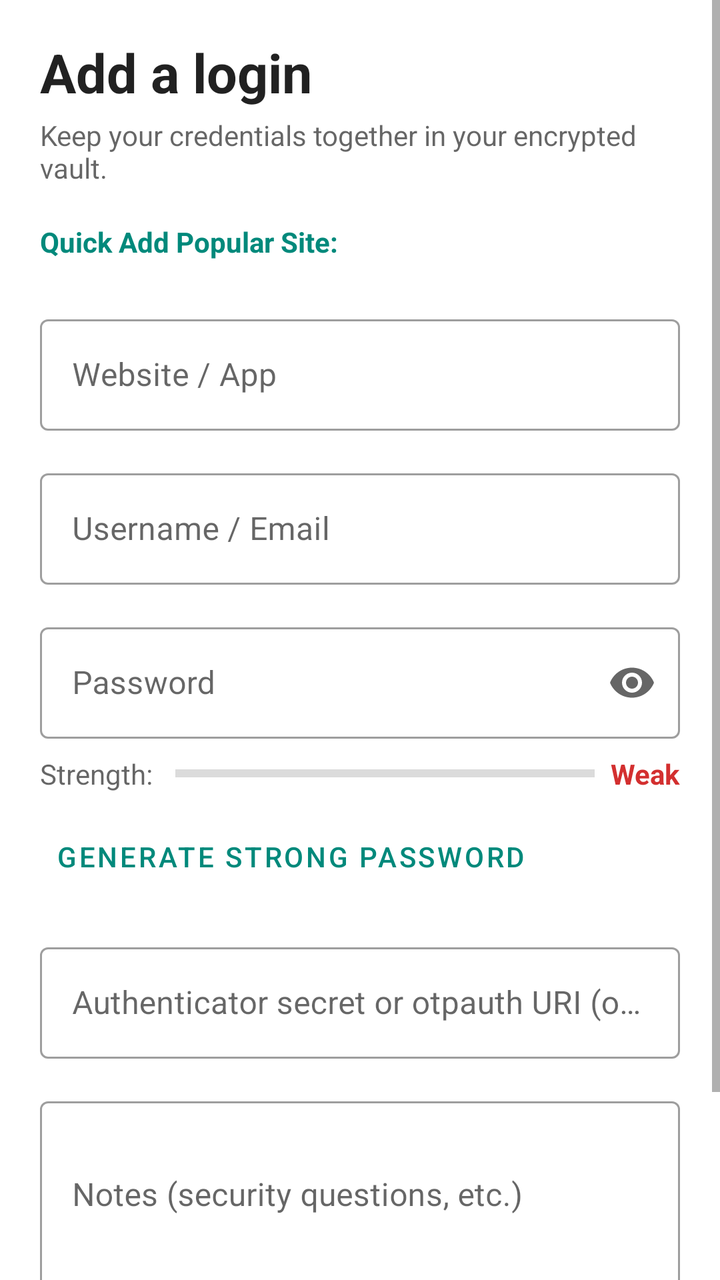
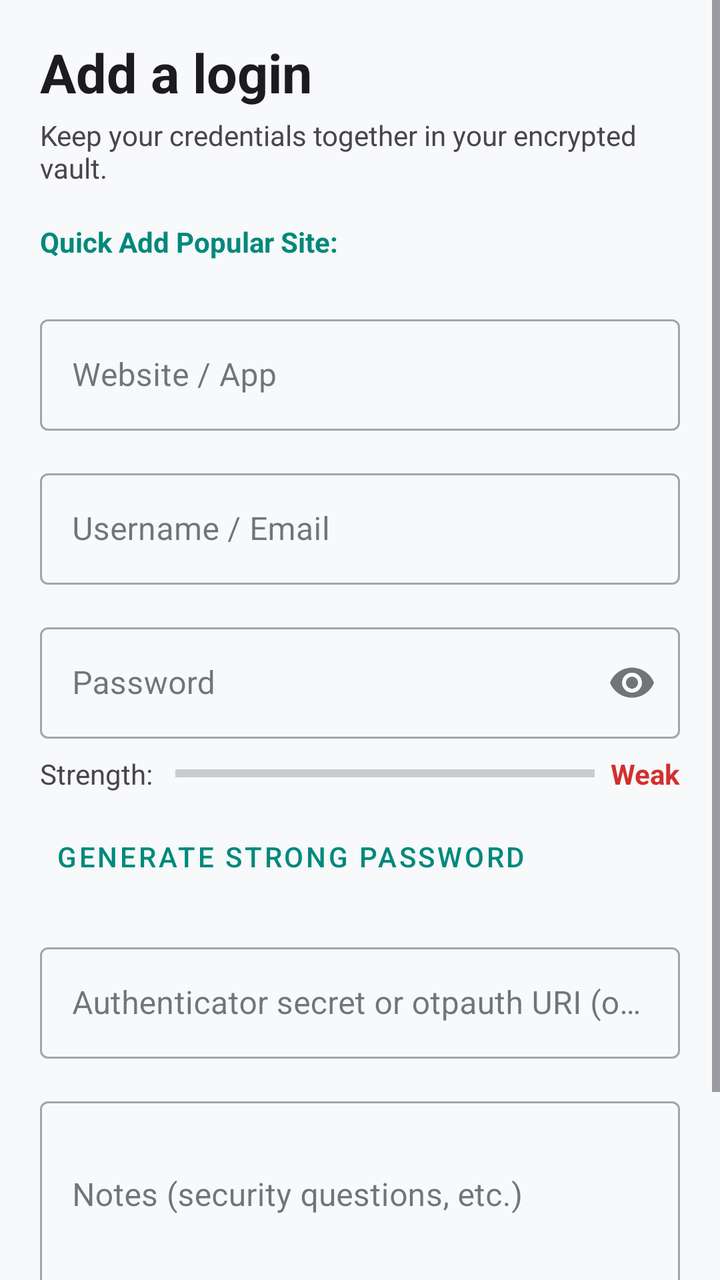

An Android layout rendered at two revisions. The XML below is the earlier revision; the diff shows what the commit changed to produce the second picture.
<!-- AndroidManifest.xml: application theme Theme.SecurePass -->
<!-- res/layout/activity_add_edit.xml -->
<?xml version="1.0" encoding="utf-8"?>
<ScrollView xmlns:android="http://schemas.android.com/apk/res/android"
    xmlns:app="http://schemas.android.com/apk/res-auto"
    android:layout_width="match_parent"
    android:layout_height="match_parent"
    android:fillViewport="true"
    android:fitsSystemWindows="true">

    <LinearLayout
        android:layout_width="match_parent"
        android:layout_height="wrap_content"
        android:orientation="vertical"
        android:paddingStart="20dp"
        android:paddingTop="18dp"
        android:paddingEnd="20dp"
        android:paddingBottom="24dp">

        <TextView
            android:id="@+id/tvFormTitle"
            android:layout_width="match_parent"
            android:layout_height="wrap_content"
            android:text="Add a login"
            android:textColor="?android:attr/textColorPrimary"
            android:textSize="27sp"
            android:textStyle="bold" />

        <TextView
            android:id="@+id/tvFormSubtitle"
            android:layout_width="match_parent"
            android:layout_height="wrap_content"
            android:layout_marginTop="4dp"
            android:layout_marginBottom="18dp"
            android:text="Keep your credentials together in your encrypted vault."
            android:textColor="?android:attr/textColorSecondary"
            android:textSize="14sp" />

        
        <TextView
            android:layout_width="wrap_content"
            android:layout_height="wrap_content"
            android:text="Quick Add Popular Site:"
            android:textSize="14sp"
            android:textStyle="bold"
            android:textColor="?attr/colorPrimary"
            android:layout_marginBottom="8dp"/>

        <HorizontalScrollView
            android:layout_width="match_parent"
            android:layout_height="wrap_content"
            android:scrollbars="none"
            android:layout_marginBottom="16dp">

            <com.google.android.material.chip.ChipGroup
                android:id="@+id/chipGroupPresets"
                android:layout_width="wrap_content"
                android:layout_height="wrap_content"
                app:singleLine="true">
            </com.google.android.material.chip.ChipGroup>
        </HorizontalScrollView>

        <com.google.android.material.textfield.TextInputLayout
            android:layout_width="match_parent"
            android:layout_height="wrap_content"
            android:hint="Website / App"
            style="@style/Widget.MaterialComponents.TextInputLayout.OutlinedBox">

            <com.google.android.material.textfield.TextInputEditText
                android:id="@+id/etWebsite"
                android:layout_width="match_parent"
                android:layout_height="wrap_content"
                android:inputType="textUri"/>
        </com.google.android.material.textfield.TextInputLayout>

        <com.google.android.material.textfield.TextInputLayout
            android:layout_width="match_parent"
            android:layout_height="wrap_content"
            android:hint="Username / Email"
            android:layout_marginTop="16dp"
            style="@style/Widget.MaterialComponents.TextInputLayout.OutlinedBox">

            <com.google.android.material.textfield.TextInputEditText
                android:id="@+id/etUsername"
                android:layout_width="match_parent"
                android:layout_height="wrap_content"
                android:inputType="textEmailAddress"/>
        </com.google.android.material.textfield.TextInputLayout>

        <com.google.android.material.textfield.TextInputLayout
            android:layout_width="match_parent"
            android:layout_height="wrap_content"
            android:hint="Password"
            android:layout_marginTop="16dp"
            style="@style/Widget.MaterialComponents.TextInputLayout.OutlinedBox"
            app:endIconMode="password_toggle">

            <com.google.android.material.textfield.TextInputEditText
                android:id="@+id/etPassword"
                android:layout_width="match_parent"
                android:layout_height="wrap_content"
                android:inputType="textPassword"/>
        </com.google.android.material.textfield.TextInputLayout>

        
        <LinearLayout
            android:layout_width="match_parent"
            android:layout_height="wrap_content"
            android:orientation="horizontal"
            android:gravity="center_vertical"
            android:layout_marginTop="8dp">

            <TextView
                android:id="@+id/tvStrengthLabel"
                android:layout_width="wrap_content"
                android:layout_height="wrap_content"
                android:text="Strength: "
                android:textSize="14sp"
                android:textColor="?android:attr/textColorSecondary"/>

            <ProgressBar
                android:id="@+id/progressStrength"
                style="@android:style/Widget.Material.ProgressBar.Horizontal"
                android:layout_width="0dp"
                android:layout_height="8dp"
                android:layout_weight="1"
                android:max="100"
                android:progress="0"
                android:layout_marginEnd="8dp"
                android:layout_marginStart="8dp"
                android:progressBackgroundTint="?android:attr/textColorTertiary"/>

            <TextView
                android:id="@+id/tvStrengthText"
                android:layout_width="wrap_content"
                android:layout_height="wrap_content"
                android:text="Weak"
                android:textSize="14sp"
                android:textStyle="bold"
                android:textColor="#D32F2F"/>
        </LinearLayout>

        <Button
            android:id="@+id/btnGeneratePassword"
            android:layout_width="wrap_content"
            android:layout_height="wrap_content"
            android:text="Generate Strong Password"
            style="@style/Widget.MaterialComponents.Button.TextButton"
            android:textColor="?attr/colorPrimary"
            android:layout_marginTop="8dp"/>

        <com.google.android.material.textfield.TextInputLayout
            android:layout_width="match_parent"
            android:layout_height="wrap_content"
            android:hint="Authenticator secret or otpauth URI (optional)"
            android:layout_marginTop="16dp"
            style="@style/Widget.MaterialComponents.TextInputLayout.OutlinedBox">

            <com.google.android.material.textfield.TextInputEditText
                android:id="@+id/etTotpSecret"
                android:layout_width="match_parent"
                android:layout_height="wrap_content"
                android:inputType="textCapCharacters|textNoSuggestions" />
        </com.google.android.material.textfield.TextInputLayout>

        <com.google.android.material.textfield.TextInputLayout
            android:layout_width="match_parent"
            android:layout_height="wrap_content"
            android:hint="Notes (security questions, etc.)"
            android:layout_marginTop="16dp"
            style="@style/Widget.MaterialComponents.TextInputLayout.OutlinedBox">

            <com.google.android.material.textfield.TextInputEditText
                android:id="@+id/etNotes"
                android:layout_width="match_parent"
                android:layout_height="wrap_content"
                android:inputType="textMultiLine"
                android:minLines="3"/>
        </com.google.android.material.textfield.TextInputLayout>

        <com.google.android.material.button.MaterialButton
            android:id="@+id/btnSave"
            android:layout_width="match_parent"
            android:layout_height="56dp"
            android:layout_marginTop="26dp"
            android:text="Save login"
            android:textAllCaps="false"
            app:cornerRadius="18dp" />
    </LinearLayout>
</ScrollView>
<!-- resources referenced by this layout -->
<resources>
  <style name="Theme.SecurePass" parent="Theme.MaterialComponents.DayNight.NoActionBar">
          
          <item name="colorPrimary">@color/palette_teal_primary</item>
          <item name="colorOnPrimary">@color/white</item>
          
          <item name="colorSecondary">#FFB300</item>
          <item name="colorOnSecondary">#000000</item>
          
          <item name="android:statusBarColor">@color/palette_teal_variant</item>
          
          <item name="android:windowBackground">?android:attr/colorBackground</item>
      </style>
  <color name="palette_teal_primary">#00897B</color>
  <color name="white">#FFFFFFFF</color>
  <color name="palette_teal_variant">#00695C</color>
</resources>

<!-- the commit's change to res/layout/activity_add_edit.xml (unified diff, before → after) -->
@@ -1,10 +1,10 @@
 <?xml version="1.0" encoding="utf-8"?>
 <ScrollView xmlns:android="http://schemas.android.com/apk/res/android"
     xmlns:app="http://schemas.android.com/apk/res-auto"
+    android:id="@+id/addEditRoot"
     android:layout_width="match_parent"
     android:layout_height="match_parent"
-    android:fillViewport="true"
-    android:fitsSystemWindows="true">
+    android:fillViewport="true">
 
     <LinearLayout
         android:layout_width="match_parent"
<!-- resource entries referenced after the edit -->
@@ -1,19 +1,35 @@
 <!-- resources referenced by this layout -->
 <resources>
-  <style name="Theme.SecurePass" parent="Theme.MaterialComponents.DayNight.NoActionBar">
+  <style name="Theme.SecurePass" parent="Theme.Material3.DayNight.NoActionBar">
           
           <item name="colorPrimary">@color/palette_teal_primary</item>
           <item name="colorOnPrimary">@color/white</item>
+          <item name="colorPrimaryContainer">@color/m3_surface_container_high</item>
+          <item name="colorOnPrimaryContainer">@color/palette_teal_primary</item>
           
-          <item name="colorSecondary">#FFB300</item>
-          <item name="colorOnSecondary">#000000</item>
+          <item name="colorSecondary">@color/palette_teal_primary</item>
+          <item name="colorOnSecondary">@color/white</item>
+          <item name="colorSecondaryContainer">@color/m3_surface_container_high</item>
+          <item name="colorOnSecondaryContainer">@color/m3_on_surface</item>
+          <item name="colorTertiary">@color/palette_teal_variant</item>
+          <item name="colorControlActivated">@color/palette_teal_primary</item>
           
-          <item name="android:statusBarColor">@color/palette_teal_variant</item>
-          
-          <item name="android:windowBackground">?android:attr/colorBackground</item>
+          <item name="colorSurface">@color/m3_surface</item>
+          <item name="colorSurfaceContainer">@color/m3_surface_container</item>
+          <item name="colorSurfaceContainerHigh">@color/m3_surface_container_high</item>
+          <item name="colorOnSurface">@color/m3_on_surface</item>
+          <item name="colorOnSurfaceVariant">@color/m3_on_surface_variant</item>
+          <item name="colorOutlineVariant">@color/m3_outline_variant</item>
+          <item name="android:windowBackground">@color/m3_surface</item>
       </style>
   <color name="palette_teal_primary">#00897B</color>
   <color name="white">#FFFFFFFF</color>
+  <color name="m3_surface_container_high">#EEF2F6</color>
+  <color name="m3_on_surface">#181C20</color>
   <color name="palette_teal_variant">#00695C</color>
+  <color name="m3_surface">#F7F9FB</color>
+  <color name="m3_surface_container">#FFFFFF</color>
+  <color name="m3_on_surface_variant">#5C6570</color>
+  <color name="m3_outline_variant">#DDE3EA</color>
 </resources>
 
